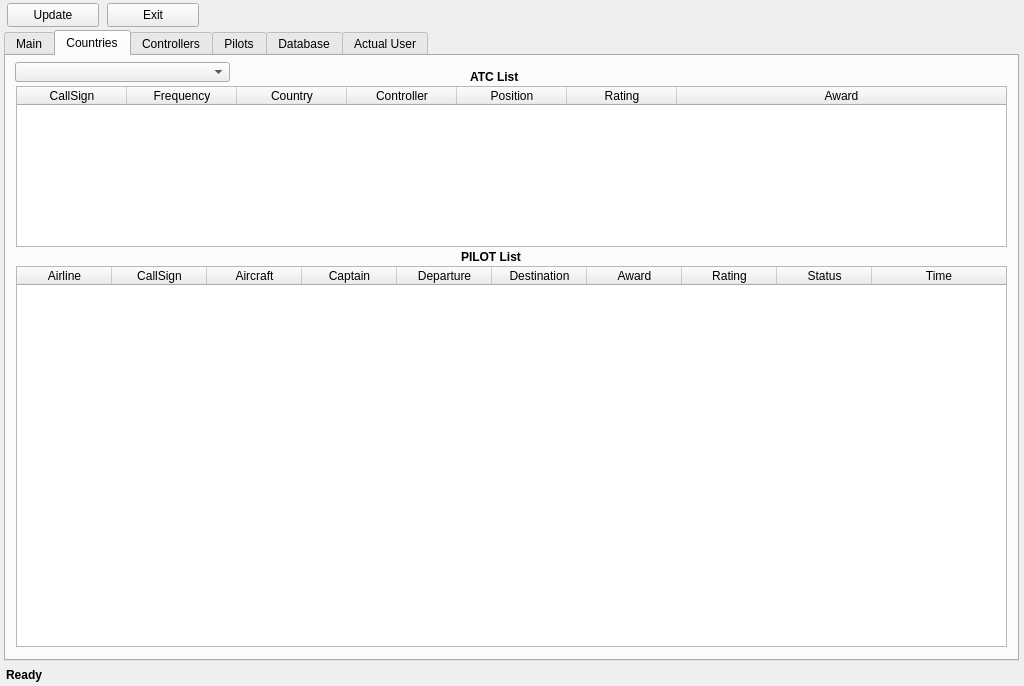
First picture: the form in QtUI/MainWindow_UI.ui, repository emper0r/IVAO-status, before the edit.
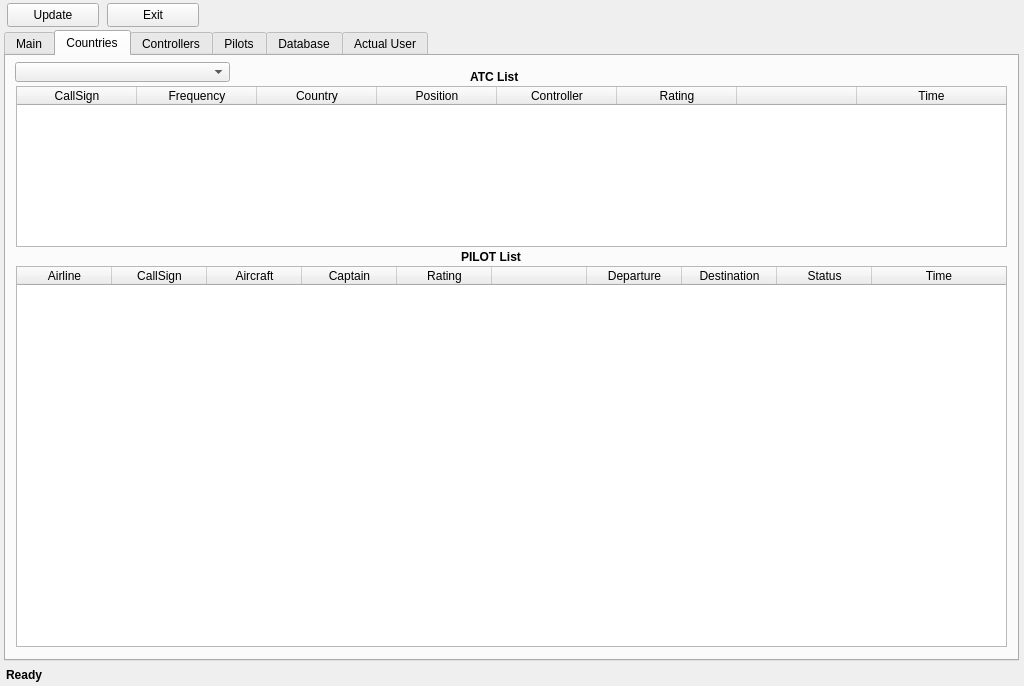
Second picture: the form after the edit. The open tabs and pages were chosen to show the change. Icons and pictures are not drawn.

The edit to the form file:
```diff
--- a/QtUI/MainWindow_UI.ui
+++ b/QtUI/MainWindow_UI.ui
@@ -741,13 +741,13 @@
        <bool>false</bool>
       </property>
       <attribute name="horizontalHeaderDefaultSectionSize">
-       <number>110</number>
+       <number>120</number>
       </attribute>
       <attribute name="horizontalHeaderHighlightSections">
        <bool>true</bool>
       </attribute>
       <attribute name="horizontalHeaderMinimumSectionSize">
-       <number>110</number>
+       <number>120</number>
       </attribute>
       <attribute name="horizontalHeaderShowSortIndicator" stdset="0">
        <bool>false</bool>
@@ -776,16 +776,16 @@
         <string>Country</string>
        </property>
       </column>
-      <column>
-       <property name="text">
-        <string>Controller</string>
-       </property>
-      </column>
       <column>
        <property name="text">
         <string>Position</string>
        </property>
       </column>
+      <column>
+       <property name="text">
+        <string>Controller</string>
+       </property>
+      </column>
       <column>
        <property name="text">
         <string>Rating</string>
@@ -793,7 +793,12 @@
       </column>
       <column>
        <property name="text">
-        <string>Award</string>
+        <string/>
+       </property>
+      </column>
+      <column>
+       <property name="text">
+        <string>Time</string>
        </property>
       </column>
      </widget>
@@ -883,6 +888,16 @@
         <string>Captain</string>
        </property>
       </column>
+      <column>
+       <property name="text">
+        <string>Rating</string>
+       </property>
+      </column>
+      <column>
+       <property name="text">
+        <string/>
+       </property>
+      </column>
       <column>
        <property name="text">
         <string>Departure</string>
@@ -893,16 +908,6 @@
         <string>Destination</string>
        </property>
       </column>
-      <column>
-       <property name="text">
-        <string>Award</string>
-       </property>
-      </column>
-      <column>
-       <property name="text">
-        <string>Rating</string>
-       </property>
-      </column>
       <column>
        <property name="text">
         <string>Status</string>
@@ -1456,7 +1461,7 @@
    <widget class="QLabel" name="logo_ivao">
     <property name="geometry">
      <rect>
-      <x>940</x>
+      <x>953</x>
       <y>0</y>
       <width>71</width>
       <height>51</height>
```
Left out of the diff: 63 changed lines with no effect on the pictures.
